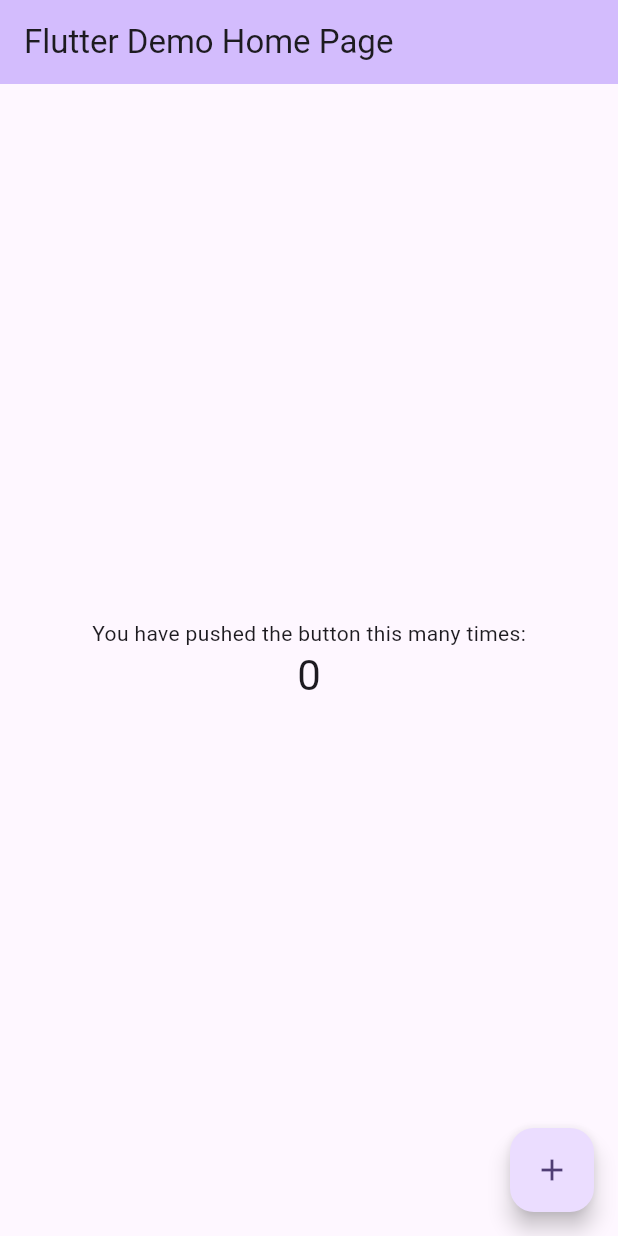
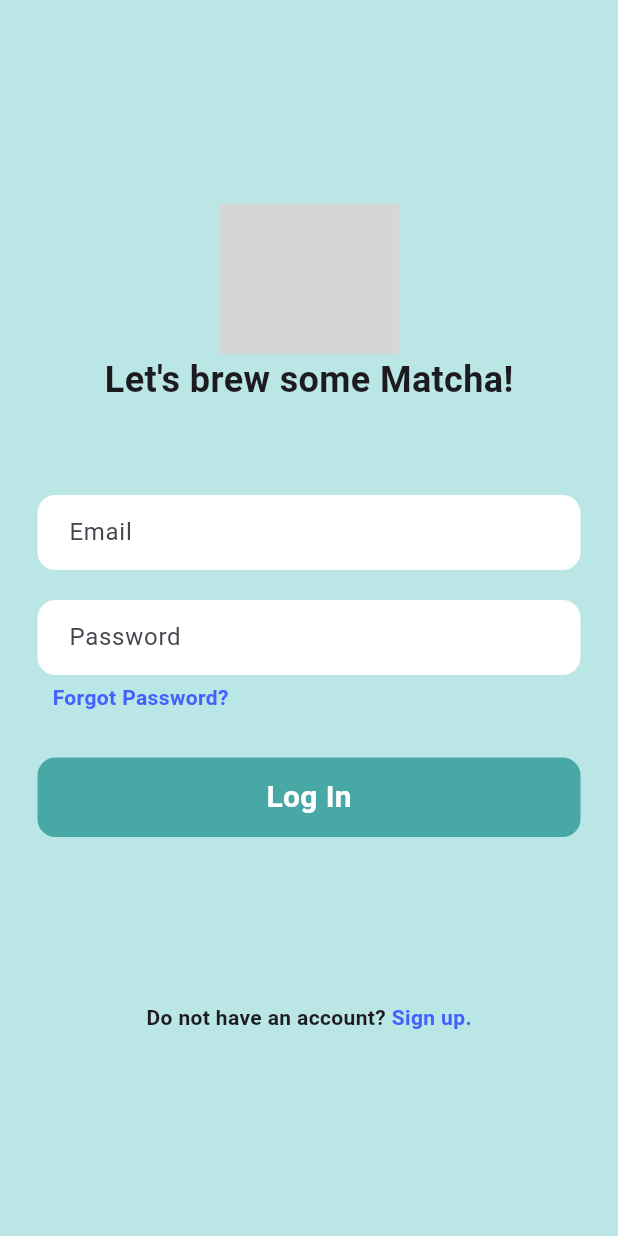
Before and after one commit to nooele2/BudgetBear, a Flutter app: the screen it shows after launch, on a phone screen of 412 x 824 dp. Run offline on Flutter 3.47's test engine with Material 3 defaults, Android fonts, the phone set to English and light mode, and no system bars; our stand-ins replace firebase_auth, firebase_core, google_fonts; accounts and stored records are empty; Roboto replaces fonts that are missing (Italianno); grey boxes are pictures that could not be loaded.

Commit message:
auth, login, register - done

```diff
--- /dev/null
+++ b/devtools_options.yaml
@@ -0,0 +1,3 @@
+description: This file stores settings for Dart & Flutter DevTools.
+documentation: https://docs.flutter.dev/tools/devtools/extensions#configure-extension-enablement-states
+extensions:
--- /dev/null
+++ b/lib/auth/auth_page.dart
@@ -0,0 +1,29 @@
+import 'package:flutter/material.dart';
+import 'package:budget_bear/pages/login_page.dart';
+import 'package:budget_bear/pages/register_page.dart';
+
+class AuthPage extends StatefulWidget {
+  const AuthPage({super.key});
+
+  @override
+  State<AuthPage> createState() => _AuthPageState();
+}
+
+class _AuthPageState extends State<AuthPage> {
+
+  bool showLoginPage = true;
+  void toggleScreen(){
+    setState((){
+      showLoginPage = !showLoginPage;
+    });
+
+  }
+  @override
+  Widget build(BuildContext context) {
+    if (showLoginPage){
+      return LoginPage(showRegisterPage: toggleScreen);
+    }else{
+      return RegisterPage(showLoginPage: toggleScreen,);
+    }
+  }
+}
--- a/lib/main.dart
+++ b/lib/main.dart
@@ -1,6 +1,14 @@
+import 'package:budget_bear/auth/auth_page.dart';
 import 'package:flutter/material.dart';
+import 'package:budget_bear/auth/auth_page.dart';
+import 'package:firebase_core/firebase_core.dart';
+import 'package:budget_bear/firebase_options.dart';
 
-void main() {
+Future<void> main() async {
+  WidgetsFlutterBinding.ensureInitialized();
+  await Firebase.initializeApp(
+    options: DefaultFirebaseOptions.currentPlatform,
+  );
   runApp(const MyApp());
 }
 
@@ -10,116 +18,10 @@
   // This widget is the root of your application.
   @override
   Widget build(BuildContext context) {
-    return MaterialApp(
+    return const MaterialApp(
+      debugShowCheckedModeBanner: false,
       title: 'Flutter Demo',
-      theme: ThemeData(
-        // This is the theme of your application.
-        //
-        // TRY THIS: Try running your application with "flutter run". You'll see
-        // the application has a purple toolbar. Then, without quitting the app,
-        // try changing the seedColor in the colorScheme below to Colors.green
-        // and then invoke "hot reload" (save your changes or press the "hot
-        // reload" button in a Flutter-supported IDE, or press "r" if you used
-        // the command line to start the app).
-        //
-        // Notice that the counter didn't reset back to zero; the application
-        // state is not lost during the reload. To reset the state, use hot
-        // restart instead.
-        //
-        // This works for code too, not just values: Most code changes can be
-        // tested with just a hot reload.
-        colorScheme: ColorScheme.fromSeed(seedColor: Colors.deepPurple),
-        useMaterial3: true,
-      ),
-      home: const MyHomePage(title: 'Flutter Demo Home Page'),
+      home: AuthPage(),
     );
   }
 }
-
-class MyHomePage extends StatefulWidget {
-  const MyHomePage({super.key, required this.title});
-
-  // This widget is the home page of your application. It is stateful, meaning
-  // that it has a State object (defined below) that contains fields that affect
-  // how it looks.
-
-  // This class is the configuration for the state. It holds the values (in this
-  // case the title) provided by the parent (in this case the App widget) and
-  // used by the build method of the State. Fields in a Widget subclass are
-  // always marked "final".
-
-  final String title;
-
-  @override
-  State<MyHomePage> createState() => _MyHomePageState();
-}
-
-class _MyHomePageState extends State<MyHomePage> {
-  int _counter = 0;
-
-  void _incrementCounter() {
-    setState(() {
-      // This call to setState tells the Flutter framework that something has
-      // changed in this State, which causes it to rerun the build method below
-      // so that the display can reflect the updated values. If we changed
-      // _counter without calling setState(), then the build method would not be
-      // called again, and so nothing would appear to happen.
-      _counter++;
-    });
-  }
-
-  @override
-  Widget build(BuildContext context) {
-    // This method is rerun every time setState is called, for instance as done
-    // by the _incrementCounter method above.
-    //
-    // The Flutter framework has been optimized to make rerunning build methods
-    // fast, so that you can just rebuild anything that needs updating rather
-    // than having to individually change instances of widgets.
-    return Scaffold(
-      appBar: AppBar(
-        // TRY THIS: Try changing the color here to a specific color (to
-        // Colors.amber, perhaps?) and trigger a hot reload to see the AppBar
-        // change color while the other colors stay the same.
-        backgroundColor: Theme.of(context).colorScheme.inversePrimary,
-        // Here we take the value from the MyHomePage object that was created by
-        // the App.build method, and use it to set our appbar title.
-        title: Text(widget.title),
-      ),
-      body: Center(
-        // Center is a layout widget. It takes a single child and positions it
-        // in the middle of the parent.
-        child: Column(
-          // Column is also a layout widget. It takes a list of children and
-          // arranges them vertically. By default, it sizes itself to fit its
-          // children horizontally, and tries to be as tall as its parent.
-          //
-          // Column has various properties to control how it sizes itself and
-          // how it positions its children. Here we use mainAxisAlignment to
-          // center the children vertically; the main axis here is the vertical
-          // axis because Columns are vertical (the cross axis would be
-          // horizontal).
-          //
-          // TRY THIS: Invoke "debug painting" (choose the "Toggle Debug Paint"
-          // action in the IDE, or press "p" in the console), to see the
-          // wireframe for each widget.
-          mainAxisAlignment: MainAxisAlignment.center,
-          children: <Widget>[
-            const Text(
-              'You have pushed the button this many times:',
-            ),
-            Text(
-              '$_counter',
-              style: Theme.of(context).textTheme.headlineMedium,
-            ),
-          ],
-        ),
-      ),
-      floatingActionButton: FloatingActionButton(
-        onPressed: _incrementCounter,
-        tooltip: 'Increment',
-        child: const Icon(Icons.add),
-      ), // This trailing comma makes auto-formatting nicer for build methods.
-    );
-  }
-}
--- /dev/null
+++ b/lib/pages/login_page.dart
@@ -0,0 +1,227 @@
+import 'package:firebase_auth/firebase_auth.dart';
+import 'package:flutter/material.dart';
+import 'package:flutter/widgets.dart';
+import 'package:google_fonts/google_fonts.dart';
+
+
+class LoginPage extends StatefulWidget {
+  final VoidCallback showRegisterPage;
+  LoginPage({super.key, required this.showRegisterPage,});
+
+  @override
+  State<LoginPage> createState() => _LoginPageState();
+}
+
+class _LoginPageState extends State<LoginPage> {
+
+  final emailController = TextEditingController();
+  final passwordController = TextEditingController();
+
+  void signUserIn() async {
+    //show loading circle
+    showDialog(
+      context: context,
+      builder: (context){
+        return const Center(
+          child: CircularProgressIndicator(),
+          );
+      }
+    );
+
+      @override
+  void dispose(){
+    emailController.dispose();
+    passwordController.dispose();
+    super.dispose();
+  }
+
+    try{
+      await FirebaseAuth.instance.signInWithEmailAndPassword(
+      email: emailController.text,
+      password: passwordController.text
+      );
+    Navigator.pop(context);
+    /*Navigator.push(
+      context,
+      MaterialPageRoute(builder: (context) => HomePage()), // Replace current page with HomePage
+    );*/
+    } on FirebaseAuthException catch (e) {
+      print(e);
+      showDialog(
+        context: context,
+        builder: (context) {
+          return AlertDialog(
+            shape: RoundedRectangleBorder(
+                borderRadius: BorderRadius.circular(20.0)),
+            content: Text(e.message.toString()),
+          );
+        },
+      );
+    }
+  }
+  @override
+  Widget build(BuildContext context) {
+    return Scaffold(
+      resizeToAvoidBottomInset: true,
+      backgroundColor: const Color.fromRGBO(186, 230, 229, 1),
+      body: SafeArea(
+        child: Center(
+          child: SingleChildScrollView(
+            child: Form(
+              child: Column(
+                mainAxisAlignment: MainAxisAlignment.center,
+                children: [
+                  //logo
+                  Image.asset(
+                    'assets/images/matcha2.png',
+                    height: 100,
+                    width: 120,
+                  ),
+                  // welcome back,you ve been missed
+
+                  Text(
+                    'Let\'s brew some Matcha!',
+                    style: GoogleFonts.italianno(
+                      fontWeight: FontWeight.w700,
+                      fontSize: 24,
+                    ),
+                  ),
+                  SizedBox(
+                    height: 60,
+                  ),
+                  //email text_field
+                  Padding(
+                    padding: const EdgeInsets.symmetric(horizontal: 25.0),
+                    child: Container(
+                      decoration: BoxDecoration(
+                        color: Colors.white,
+                        border: Border.all(color: Colors.white),
+                        borderRadius: BorderRadius.circular(12),
+                      ),
+                      child: Padding(
+                        padding: const EdgeInsets.only(left: 20.0),
+                        child: TextField(
+                          controller: emailController,
+                          keyboardType: TextInputType.emailAddress,
+                          decoration: InputDecoration(
+                            border: InputBorder.none,
+                            hintText: 'Email',
+                          ),
+                        ),
+                      ),
+                    ),
+                  ),
+
+                  //password text_field
+                  SizedBox(height: 20,),
+                  Padding(
+                    padding: const EdgeInsets.symmetric(horizontal: 25.0),
+                    child: Container(
+                      decoration: BoxDecoration(
+                        color: Colors.white,
+                        border: Border.all(color: Colors.white),
+                        borderRadius: BorderRadius.circular(12),
+                      ),
+                      child: Padding(
+                        padding: const EdgeInsets.only(left: 20.0),
+                        child: TextField(
+                          controller: passwordController,
+                          obscureText: true,
+                          decoration: InputDecoration(
+                            border: InputBorder.none,
+                            hintText: 'Password',
+                          ),
+                        ),
+                      ),
+                    ),
+                  ),
+                  //forgot password
+                  const SizedBox(height: 5,),
+                  Padding(
+                    padding: const EdgeInsets.symmetric(horizontal: 35.0),
+                    child: Row(
+                      mainAxisAlignment: MainAxisAlignment.start,
+                      children: [
+                        GestureDetector(
+                          /*onTap: () {
+                            Navigator.push(
+                              context,
+                              MaterialPageRoute(
+                                builder: (context) {
+                                  return ForgotPasswordPage();
+                                },
+                              ),
+                            );
+                          },*/
+                          child: Text(
+                            'Forgot Password?',
+                            style: TextStyle(
+                              color: Color.fromRGBO(67, 97, 255, 1),
+                              fontWeight: FontWeight.bold,
+                            ),
+                          ),
+                        ),
+                      ],
+                    ),
+                  ),
+                  //sign in button
+                  SizedBox(height: 30,),
+                  Padding(
+                    padding: const EdgeInsets.symmetric(horizontal: 25.0),
+                    child: GestureDetector(
+                      onTap: signUserIn,
+                      child: Container(
+                        padding: EdgeInsets.all(12),
+                        decoration: BoxDecoration(
+                        color: const Color.fromRGBO(71, 168, 165, 1),
+                        borderRadius: BorderRadius.circular(12),
+                        ),
+                        child: Center(
+                          child: Text(
+                            'Log In',
+                            style: TextStyle(
+                              color: Colors.white,
+                              fontWeight: FontWeight.bold,
+                              fontSize: 20,
+                            ),
+                          ),
+                        ),
+                      ),
+                    ),
+                  ),
+                  const SizedBox(height: 60,),
+                  //or continue with
+
+                  //google + apple sign in
+                  const SizedBox(height:50),
+                  //not a member?
+                  Row(
+                    mainAxisAlignment: MainAxisAlignment.center,
+                    children: [
+                      const Text(
+                        'Do not have an account?',
+                        style: TextStyle(
+                          fontWeight: FontWeight.bold,
+                        ),
+                      ),
+                      GestureDetector(
+                        onTap: widget.showRegisterPage,
+                        child: const Text(
+                          ' Sign up.',
+                          style: TextStyle(
+                            color: Color.fromRGBO(67, 97, 255, 1),
+                            fontWeight: FontWeight.bold,
+                          ),
+                        ),
+                      ),
+                    ],
+                  ),
+                ],
+              ),
+            ),
+          ),
+        ),
+      )
+    );
+  }
+}
--- a/pubspec.yaml
+++ b/pubspec.yaml
@@ -35,6 +35,12 @@ dependencies:
   # The following adds the Cupertino Icons font to your application.
   # Use with the CupertinoIcons class for iOS style icons.
   cupertino_icons: ^1.0.8
+  firebase_core: ^4.2.0
+  firebase_auth: ^6.1.1
+  cloud_firestore: ^6.0.3
+  provider: ^6.1.5+1
+  flutter_svg: ^2.2.1
+  google_fonts: ^6.2.1
 
 dev_dependencies:
   flutter_test:
```
Also changed, not shown: lib/pages/register_page.dart (added, +236 -0 lines), firebase.json (added), lib/firebase_options.dart (added), pubspec.lock, 22 other files.
